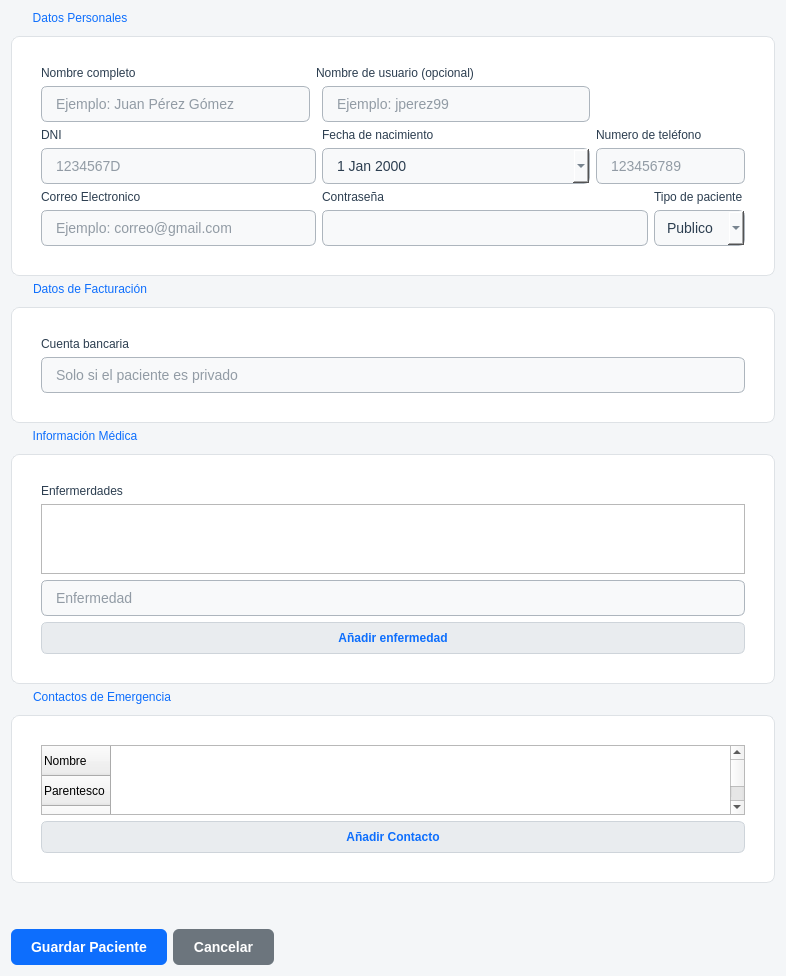
Qt form src/vista/ui/admin/paciente_form.ui (mbatla00/cediza_IS) before a commit.
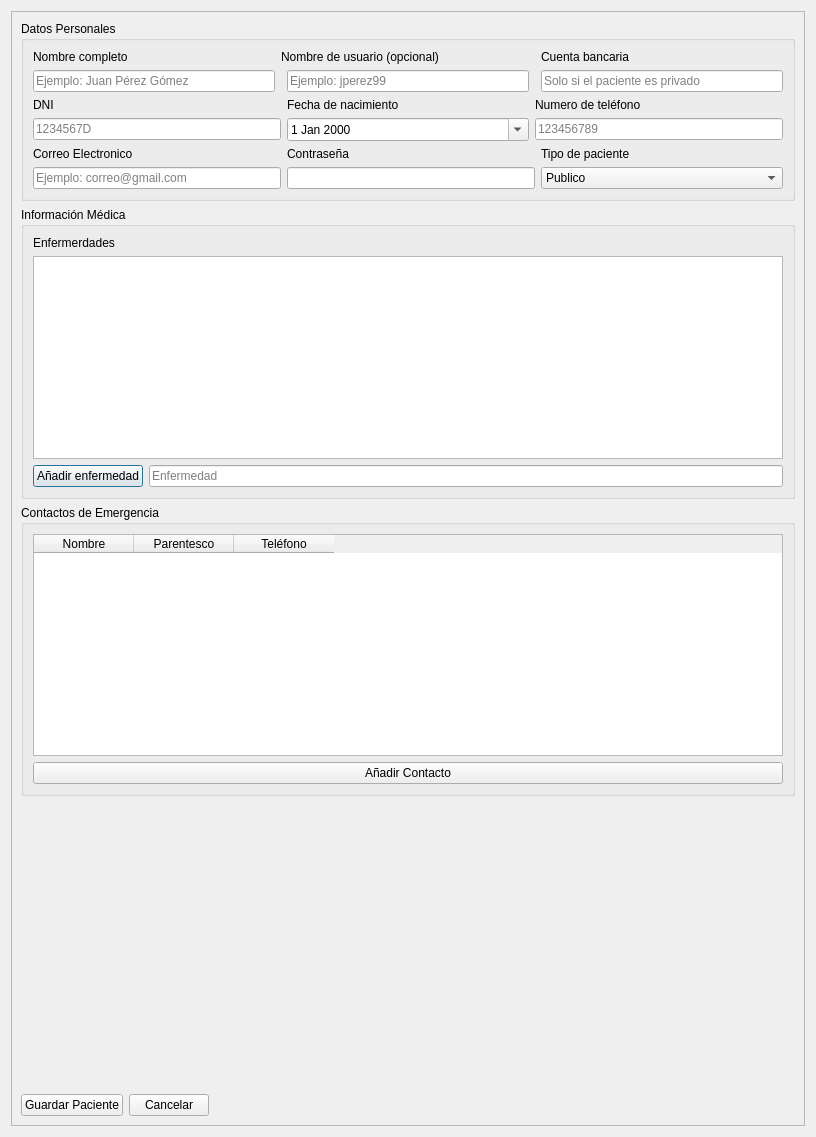
The same form after that commit.

The edit to the form file:
```diff
--- a/src/vista/ui/admin/paciente_form.ui
+++ b/src/vista/ui/admin/paciente_form.ui
@@ -6,124 +6,210 @@
    <rect>
     <x>0</x>
     <y>0</y>
-    <width>786</width>
-    <height>976</height>
+    <width>816</width>
+    <height>1137</height>
    </rect>
   </property>
   <property name="windowTitle">
    <string>Dialog</string>
   </property>
   <property name="styleSheet">
-   <string notr="true">/* 1. Fondo de la ventana (Gris clarito web) */
-QDialog {
-    background-color: #f4f6f8;
+   <string notr="true">/* =========================================
+   1. FONDO GENERAL Y SCROLL (OPCIÓN NUCLEAR)
+========================================= */
+QDialog, QScrollArea {
+    background-color: #ffffff; 
+    border: none;
 }
 
-/* NUEVO: Color oscuro para todas las etiquetas de texto del formulario (Nombre, DNI, etc.) */
+/* Esto fuerza a que cualquier widget dentro del scroll sea blanco puro */
+QScrollArea &gt; QWidget &gt; QWidget, 
+QWidget#scrollAreaWidgetContents {
+    background-color: #ffffff;
+}
+
 QLabel {
-    color: #2c3e50;
+    color: #334155; 
+    font-size: 13px;
+    font-weight: 500; 
+    background-color: transparent; /* Evita que las letras tengan parches grises */
 }
 
-/* 2. El efecto &quot;Tarjeta Blanca&quot; para los QGroupBox */
+/* =========================================
+   2. TARJETAS BLANCAS (QGroupBox)
+========================================= */
 QGroupBox {
     background-color: #ffffff;
-    border: 1px solid #dee2e6;
+    border: 1px solid #cbd5e1; /* Borde gris sutil */
     border-radius: 8px;
-    margin-top: 25px; /* Deja espacio para que el título respire */
-    padding: 20px;
+    margin-top: 10px; 
+    padding-top: 40px; /* Espacio interno superior para que quepa el título */
+    padding-left: 20px;
+    padding-right: 20px;
+    padding-bottom: 20px;
 }
 
-/* 3. Títulos de las tarjetas (Ej: &quot;Datos Personales&quot;) */
 QGroupBox::title {
-    subcontrol-origin: margin;
-    left: 15px;
-    padding: 0 5px;
-    color: #0d6efd; /* Azul principal */
-    font-size: 16px;
+    subcontrol-origin: padding; /* Mete el texto dentro del borde para que no se corte */
+    subcontrol-position: top left;
+    left: 20px;
+    top: 12px;
+    color: #0f172a; 
+    font-size: 15px;
     font-weight: bold;
+    background-color: transparent; 
 }
 
-/* 4. Cajas de texto, fechas y combos (Estilo Bootstrap) */
+/* =========================================
+   3. CAMPOS DE ENTRADA (Estilo Premium)
+========================================= */
 QLineEdit, QDateEdit, QComboBox {
-    border: 1px solid #adb5bd;
+    border: 1px solid #cbd5e1; 
     border-radius: 6px;
-    padding: 8px 12px;
-    background-color: #f8f9fa;
-    font-size: 14px;
-    color: #2c3e50;
-    selection-background-color: #0d6efd;
-    selection-color: #ffffff;
+    padding: 6px 12px;
+    background-color: #ffffff;
+    font-size: 13px;
+    color: #1e293b;
+    min-height: 25px; /* EVITA QUE EL TEXTO SE CORTE VERTICALMENTE */
 }
+
 QLineEdit:focus, QDateEdit:focus, QComboBox:focus {
-    border: 2px solid #0d6efd;
+    border: 1px solid #3b82f6; 
     background-color: #ffffff;
 }
 
-/* 5. Botones Fijos de abajo */
+QComboBox::drop-down, QDateEdit::drop-down {
+    border: none;
+    background: transparent;
+    width: 20px;
+}
+
+/* =========================================
+   4. TABLAS Y LISTAS (TODO BLANCO PURO)
+========================================= */
+QListWidget, QTableWidget, QListView, QTableView {
+    background-color: #ffffff !important;
+    alternate-background-color: #ffffff !important; /* Evita que las filas pares se pongan grises */
+    border: 1px solid #cbd5e1;
+    border-radius: 6px;
+    font-size: 13px;
+    color: #334155;
+    min-height: 120px; 
+}
+
+/* El hueco vacío donde no hay datos todavía */
+QAbstractScrollArea::viewport, 
+QListWidget::viewport, 
+QTableWidget::viewport {
+    background-color: #ffffff !important;
+}
+
+/* Las celdas individuales (para que no hereden grises del sistema) */
+QTableWidget::item {
+    background-color: #ffffff !important;
+}
+
+/* LAS CABECERAS (Donde pone Nombre, Parentesco, Teléfono) */
+QHeaderView::section {
+    background-color: #ffffff !important; /* BLANCO PURO */
+    color: #0f172a;
+    font-weight: bold;
+    padding: 8px;
+    border: none;
+    border-bottom: 2px solid #cbd5e1; /* Línea abajo para separar títulos de datos */
+    border-right: 1px solid #e2e8f0;
+}
+
+/* El cuadradito de la esquina superior izquierda de la tabla */
+QTableCornerButton::section {
+    background-color: #ffffff !important;
+    border: none;
+    border-bottom: 2px solid #cbd5e1;
+}
+
+/* =========================================
+   5. BOTONES DE ACCIÓN PRINCIPALES (Abajo)
+========================================= */
 QPushButton#btn_guardar {
     background-color: #0d6efd;
-    color: white;
+    color: #ffffff;
+    border: none;
     border-radius: 6px;
-    padding: 10px 20px;
+    padding: 10px 24px;
     font-weight: bold;
     font-size: 14px;
 }
-QPushButton#btn_guardar:hover { background-color: #0b5ed7; }
+QPushButton#btn_guardar:hover {
+    background-color: #0b5ed7;
+}
+QPushButton#btn_guardar:pressed {
+    background-color: #0a58ca;
+}
 
 QPushButton#btn_cancelar {
-    background-color: #6c757d;
-    color: white;
+    background-color: #64748b;
+    color: #ffffff;
+    border: none;
     border-radius: 6px;
-    padding: 10px 20px;
+    padding: 10px 24px;
     font-weight: bold;
     font-size: 14px;
 }
-QPushButton#btn_cancelar:hover { background-color: #5a6268; }
+QPushButton#btn_cancelar:hover {
+    background-color: #475569;
+}
+QPushButton#btn_cancelar:pressed {
+    background-color: #334155;
+}
 
-/* 6. Botones secundarios de añadir (+) */
-QPushButton#btn_anadir_contacto, QPushButton#btn_anadir_enfermedad {
-    background-color: #e9ecef;
-    color: #0d6efd;
-    border: 1px solid #ced4da;
+/* =========================================
+   6. BOTONES SECUNDARIOS (+ Añadir) EN AZUL
+========================================= */
+QPushButton#btn_anadir_contacto, 
+QPushButton#btn_anadir_enfermedad {
+    background-color: #0d6efd; 
+    color: #ffffff;            
+    border: none;
     border-radius: 6px;
-    padding: 8px 15px;
+    padding: 8px 16px;
     font-weight: bold;
+    font-size: 13px;
 }
-QPushButton#btn_anadir_contacto:hover, QPushButton#btn_anadir_enfermedad:hover {
-    background-color: #dee2e6;
+
+QPushButton#btn_anadir_contacto:hover, 
+QPushButton#btn_anadir_enfermedad:hover {
+    background-color: #0b5ed7; 
+}
+
+QPushButton#btn_anadir_contacto:pressed, 
+QPushButton#btn_anadir_enfermedad:pressed {
+    background-color: #0a58ca;
 }</string>
   </property>
-  <layout class="QGridLayout" name="gridLayout_5">
+  <layout class="QGridLayout" name="gridLayout_2">
+   <item row="0" column="0">
+    <widget class="QScrollArea" name="scrollArea">
+     <property name="widgetResizable">
+      <bool>true</bool>
+     </property>
+     <widget class="QWidget" name="scrollAreaWidgetContents">
+      <property name="geometry">
+       <rect>
+        <x>0</x>
+        <y>0</y>
+        <width>798</width>
+        <height>1119</height>
+       </rect>
+      </property>
+      <layout class="QGridLayout" name="gridLayout_4">
+       <item row="0" column="0">
+        <layout class="QGridLayout" name="gridLayout_3">
    <item row="0" column="0">
     <widget class="QGroupBox" name="groupBox">
      <property name="title">
       <string>Datos Personales</string>
      </property>
      <layout class="QGridLayout" name="gridLayout">
-      <item row="0" column="0">
-       <widget class="QLabel" name="label">
-        <property name="text">
-         <string>Nombre completo</string>
-        </property>
-       </widget>
-      </item>
-      <item row="0" column="1" colspan="2">
-       <widget class="QLabel" name="label_2">
-        <property name="text">
-         <string>Nombre de usuario (opcional)</string>
-        </property>
-       </widget>
-      </item>
-      <item row="1" column="0">
-       <widget class="QLineEdit" name="texto_NombreCompleto">
-        <property name="text">
-         <string/>
-        </property>
-        <property name="placeholderText">
-         <string>Ejemplo: Juan Pérez Gómez</string>
-        </property>
-       </widget>
-      </item>
       <item row="1" column="2">
        <widget class="QLineEdit" name="text_Usuario">
         <property name="placeholderText">
@@ -141,10 +227,34 @@
         </property>
        </widget>
       </item>
-      <item row="2" column="2">
-       <widget class="QLabel" name="label_6">
+            <item row="1" column="0">
+             <widget class="QLineEdit" name="texto_NombreCompleto">
         <property name="text">
-         <string>Fecha de nacimiento</string>
+               <string/>
+              </property>
+              <property name="placeholderText">
+               <string>Ejemplo: Juan Pérez Gómez</string>
+              </property>
+             </widget>
+            </item>
+            <item row="4" column="2">
+             <widget class="QLabel" name="label_4">
+              <property name="text">
+               <string>Contraseña</string>
+              </property>
+             </widget>
+            </item>
+            <item row="0" column="4">
+             <widget class="QLabel" name="label_9">
+              <property name="text">
+               <string>Cuenta bancaria</string>
+              </property>
+             </widget>
+            </item>
+            <item row="0" column="1" colspan="2">
+             <widget class="QLabel" name="label_2">
+              <property name="text">
+               <string>Nombre de usuario (opcional)</string>
         </property>
        </widget>
       </item>
@@ -155,23 +265,6 @@
         </property>
        </widget>
       </item>
-      <item row="3" column="0" colspan="2">
-       <widget class="QLineEdit" name="text_DNI">
-        <property name="maxLength">
-         <number>9</number>
-        </property>
-        <property name="placeholderText">
-         <string>1234567D</string>
-        </property>
-       </widget>
-      </item>
-      <item row="3" column="2">
-       <widget class="QDateEdit" name="date_Nacimiento">
-        <property name="calendarPopup">
-         <bool>true</bool>
-        </property>
-       </widget>
-      </item>
       <item row="3" column="3" colspan="2">
        <widget class="QLineEdit" name="text_Telefono">
         <property name="placeholderText">
@@ -179,27 +272,6 @@
         </property>
        </widget>
       </item>
-      <item row="4" column="0">
-       <widget class="QLabel" name="label_3">
-        <property name="text">
-         <string>Correo Electronico</string>
-        </property>
-       </widget>
-      </item>
-      <item row="4" column="2">
-       <widget class="QLabel" name="label_4">
-        <property name="text">
-         <string>Contraseña</string>
-        </property>
-       </widget>
-      </item>
-      <item row="4" column="4">
-       <widget class="QLabel" name="label_8">
-        <property name="text">
-         <string>Tipo de paciente</string>
-        </property>
-       </widget>
-      </item>
       <item row="5" column="0" colspan="2">
        <widget class="QLineEdit" name="text_email">
         <property name="placeholderText">
@@ -214,6 +286,41 @@
         </property>
        </widget>
       </item>
+            <item row="2" column="2">
+             <widget class="QLabel" name="label_6">
+              <property name="text">
+               <string>Fecha de nacimiento</string>
+              </property>
+             </widget>
+            </item>
+            <item row="3" column="2">
+             <widget class="QDateEdit" name="date_Nacimiento">
+              <property name="calendarPopup">
+               <bool>true</bool>
+              </property>
+             </widget>
+            </item>
+            <item row="4" column="4">
+             <widget class="QLabel" name="label_8">
+              <property name="text">
+               <string>Tipo de paciente</string>
+              </property>
+             </widget>
+            </item>
+            <item row="0" column="0">
+             <widget class="QLabel" name="label">
+              <property name="text">
+               <string>Nombre completo</string>
+              </property>
+             </widget>
+            </item>
+            <item row="4" column="0">
+             <widget class="QLabel" name="label_3">
+              <property name="text">
+               <string>Correo Electronico</string>
+              </property>
+             </widget>
+            </item>
       <item row="5" column="4">
        <widget class="QComboBox" name="tipo">
         <item>
@@ -228,23 +335,17 @@
         </item>
        </widget>
       </item>
-     </layout>
-    </widget>
-   </item>
-   <item row="1" column="0">
-    <widget class="QGroupBox" name="groupBox_3">
-     <property name="title">
-      <string>Datos de Facturación</string>
-     </property>
-     <layout class="QGridLayout" name="gridLayout_3">
-      <item row="0" column="0">
-       <widget class="QLabel" name="label_9">
-        <property name="text">
-         <string>Cuenta bancaria</string>
+            <item row="3" column="0" colspan="2">
+             <widget class="QLineEdit" name="text_DNI">
+              <property name="maxLength">
+               <number>9</number>
+              </property>
+              <property name="placeholderText">
+               <string>1234567D</string>
         </property>
        </widget>
       </item>
-      <item row="1" column="0">
+            <item row="1" column="4">
        <widget class="QLineEdit" name="text_Cuenta_Bancaria">
         <property name="placeholderText">
          <string>Solo si el paciente es privado</string>
@@ -254,46 +355,50 @@
      </layout>
     </widget>
    </item>
-   <item row="2" column="0">
+         <item row="1" column="0">
     <widget class="QGroupBox" name="groupBox_2">
      <property name="title">
       <string>Información Médica</string>
      </property>
-     <layout class="QGridLayout" name="gridLayout_2">
-      <item row="0" column="0">
+           <layout class="QVBoxLayout" name="verticalLayout">
+            <item>
        <widget class="QLabel" name="label_11">
         <property name="text">
          <string>Enfermerdades</string>
         </property>
        </widget>
       </item>
-      <item row="1" column="0">
+            <item>
        <widget class="QListWidget" name="lista_enfermedades"/>
       </item>
-      <item row="2" column="0">
-       <widget class="QLineEdit" name="text_Enfermedad">
-        <property name="placeholderText">
-         <string>Enfermedad</string>
-        </property>
-       </widget>
-      </item>
-      <item row="3" column="0">
+            <item>
+             <layout class="QHBoxLayout" name="horizontalLayout_2">
+              <item>
        <widget class="QPushButton" name="btn_anadir_enfermedad">
         <property name="text">
          <string>Añadir enfermedad</string>
         </property>
        </widget>
       </item>
-     </layout>
-    </widget>
-   </item>
-   <item row="3" column="0">
+              <item>
+               <widget class="QLineEdit" name="text_Enfermedad">
+                <property name="placeholderText">
+                 <string>Enfermedad</string>
+                </property>
+               </widget>
+              </item>
+             </layout>
+            </item>
+           </layout>
+          </widget>
+         </item>
+         <item row="2" column="0">
     <widget class="QGroupBox" name="groupBox_4">
      <property name="title">
       <string>Contactos de Emergencia</string>
      </property>
-     <layout class="QGridLayout" name="gridLayout_4">
-      <item row="0" column="0">
+           <layout class="QVBoxLayout" name="verticalLayout_2">
+            <item>
        <widget class="QTableWidget" name="Familiares">
         <property name="autoFillBackground">
          <bool>false</bool>
@@ -313,24 +418,24 @@
         <attribute name="verticalHeaderCascadingSectionResizes">
          <bool>false</bool>
         </attribute>
-        <row>
+              <column>
          <property name="text">
           <string>Nombre</string>
          </property>
-        </row>
-        <row>
+              </column>
+              <column>
          <property name="text">
           <string>Parentesco</string>
          </property>
-        </row>
-        <row>
+              </column>
+              <column>
          <property name="text">
-          <string>Telefono</string>
-         </property>
-        </row>
-       </widget>
-      </item>
-      <item row="1" column="0">
+                <string>Teléfono</string>
+               </property>
+              </column>
+             </widget>
+            </item>
+            <item>
        <widget class="QPushButton" name="btn_anadir_contacto">
         <property name="text">
          <string>Añadir Contacto</string>
@@ -340,7 +445,7 @@
      </layout>
     </widget>
    </item>
-   <item row="4" column="0">
+         <item row="3" column="0">
     <spacer name="verticalSpacer">
      <property name="orientation">
       <enum>Qt::Orientation::Vertical</enum>
@@ -348,12 +453,12 @@
      <property name="sizeHint" stdset="0">
       <size>
        <width>20</width>
-       <height>166</height>
+             <height>40</height>
       </size>
      </property>
     </spacer>
    </item>
-   <item row="5" column="0">
+         <item row="4" column="0">
     <layout class="QHBoxLayout" name="horizontalLayout">
      <item>
       <widget class="QPushButton" name="btn_guardar">
@@ -383,6 +488,12 @@
       </spacer>
      </item>
     </layout>
+         </item>
+        </layout>
+       </item>
+      </layout>
+     </widget>
+    </widget>
    </item>
   </layout>
  </widget>
```
Lines whose indentation alone changed are shown as unchanged.
